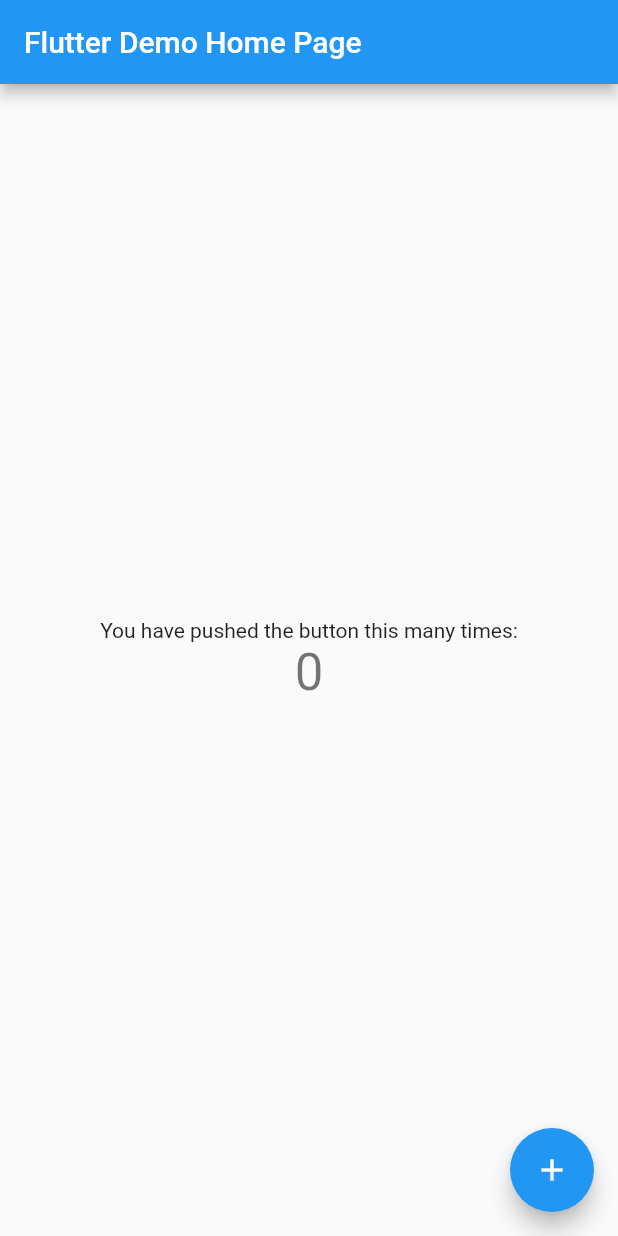
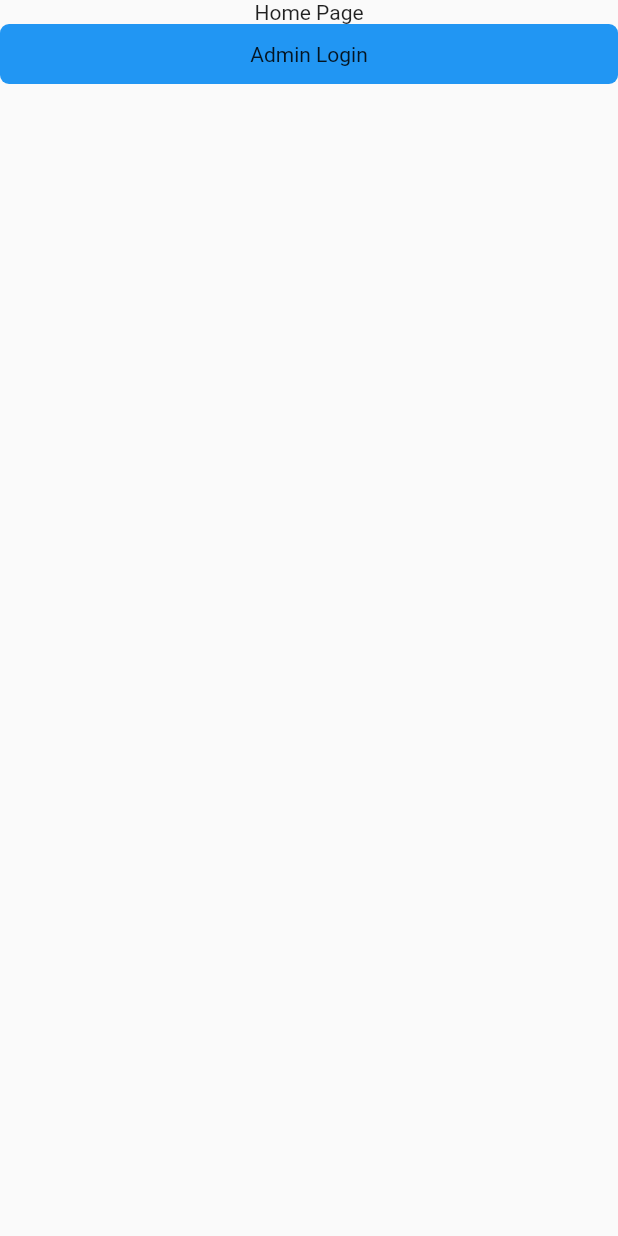
Before and after one commit to sangharshapaudel42/mount_princess_hotel, a Flutter app: the screen it shows after launch, on a phone screen of 412 x 824 dp. Run offline on Flutter 3.47's test engine with Material 2 defaults, Android fonts, the phone set to English and light mode, and no system bars; our stand-ins replace firebase_auth, firebase_core, flutter_svg, google_fonts, image_picker; accounts and stored records are empty.

Commit message:
Admin Login Backend done

```diff
--- a/mount_princess_hotel/lib/main.dart
+++ b/mount_princess_hotel/lib/main.dart
@@ -1,6 +1,11 @@
+import 'package:firebase_auth/firebase_auth.dart';
 import 'package:firebase_core/firebase_core.dart';
 import 'package:flutter/foundation.dart';
 import 'package:flutter/material.dart';
+
+import 'package:mount_princess_hotel/utils/colors.dart';
+import 'package:mount_princess_hotel/screens/login_screen.dart';
+import 'package:mount_princess_hotel/screens/home_screen.dart';
 
 void main() async {
   // initilize firebase in our app
@@ -30,105 +35,37 @@
   @override
   Widget build(BuildContext context) {
     return MaterialApp(
-      title: 'Flutter Demo',
-      theme: ThemeData(
-        // This is the theme of your application.
-        //
-        // Try running your application with "flutter run". You'll see the
-        // application has a blue toolbar. Then, without quitting the app, try
-        // changing the primarySwatch below to Colors.green and then invoke
-        // "hot reload" (press "r" in the console where you ran "flutter run",
-        // or simply save your changes to "hot reload" in a Flutter IDE).
-        // Notice that the counter didn't reset back to zero; the application
-        // is not restarted.
-        primarySwatch: Colors.blue,
+      debugShowCheckedModeBanner: false,
+      title: 'Mount Princess Hotel',
+      // theme: ThemeData(fontFamily: 'Roboto'),
+      // theme: ThemeData.dark().copyWith(
+      //   scaffoldBackgroundColor: backgroundColor,
+      // ),
+      home: StreamBuilder(
+        stream: FirebaseAuth.instance.authStateChanges(),
+        builder: (context, snapshot) {
+          if (snapshot.connectionState == ConnectionState.active) {
+            // Checking if the snapshot has any data or not
+            if (snapshot.hasData) {
+              // if snapshot has data which means user is logged in then we go to 'adminHomePage'
+
+            } else if (snapshot.hasError) {
+              return Center(
+                child: Text('${snapshot.error}'),
+              );
+            }
+          }
+          // means connection to future hasnt been made yet
+          if (snapshot.connectionState == ConnectionState.waiting) {
+            return const Center(
+              child: CircularProgressIndicator(),
+            );
+          }
+
+          // if the connection hasnot been made (i.e. non-login)
+          return const HomePage();
+        },
       ),
-      home: const MyHomePage(title: 'Flutter Demo Home Page'),
     );
   }
 }
-
-class MyHomePage extends StatefulWidget {
-  const MyHomePage({Key? key, required this.title}) : super(key: key);
-
-  // This widget is the home page of your application. It is stateful, meaning
-  // that it has a State object (defined below) that contains fields that affect
-  // how it looks.
-
-  // This class is the configuration for the state. It holds the values (in this
-  // case the title) provided by the parent (in this case the App widget) and
-  // used by the build method of the State. Fields in a Widget subclass are
-  // always marked "final".
-
-  final String title;
-
-  @override
-  State<MyHomePage> createState() => _MyHomePageState();
-}
-
-class _MyHomePageState extends State<MyHomePage> {
-  int _counter = 0;
-
-  void _incrementCounter() {
-    setState(() {
-      // This call to setState tells the Flutter framework that something has
-      // changed in this State, which causes it to rerun the build method below
-      // so that the display can reflect the updated values. If we changed
-      // _counter without calling setState(), then the build method would not be
-      // called again, and so nothing would appear to happen.
-      _counter = _counter + 11;
-    });
-  }
-
-  @override
-  Widget build(BuildContext context) {
-    // This method is rerun every time setState is called, for instance as done
-    // by the _incrementCounter method above.
-    //
-    // The Flutter framework has been optimized to make rerunning build methods
-    // fast, so that you can just rebuild anything that needs updating rather
-    // than having to individually change instances of widgets.
-    return Scaffold(
-      appBar: AppBar(
-        // Here we take the value from the MyHomePage object that was created by
-        // the App.build method, and use it to set our appbar title.
-        title: Text(widget.title),
-      ),
-      body: Center(
-        // Center is a layout widget. It takes a single child and positions it
-        // in the middle of the parent.
-        child: Column(
-          // Column is also a layout widget. It takes a list of children and
-          // arranges them vertically. By default, it sizes itself to fit its
-          // children horizontally, and tries to be as tall as its parent.
-          //
-          // Invoke "debug painting" (press "p" in the console, choose the
-          // "Toggle Debug Paint" action from the Flutter Inspector in Android
-          // Studio, or the "Toggle Debug Paint" command in Visual Studio Code)
-          // to see the wireframe for each widget.
-          //
-          // Column has various properties to control how it sizes itself and
-          // how it positions its children. Here we use mainAxisAlignment to
-          // center the children vertically; the main axis here is the vertical
-          // axis because Columns are vertical (the cross axis would be
-          // horizontal).
-          mainAxisAlignment: MainAxisAlignment.center,
-          children: <Widget>[
-            const Text(
-              'You have pushed the button this many times:',
-            ),
-            Text(
-              '$_counter',
-              style: Theme.of(context).textTheme.headline4,
-            ),
-          ],
-        ),
-      ),
-      floatingActionButton: FloatingActionButton(
-        onPressed: _incrementCounter,
-        tooltip: 'Increment',
-        child: const Icon(Icons.add),
-      ), // This trailing comma makes auto-formatting nicer for build methods.
-    );
-  }
-}
--- /dev/null
+++ b/mount_princess_hotel/lib/screens/home_screen.dart
@@ -0,0 +1,49 @@
+import 'package:flutter/material.dart';
+import 'package:mount_princess_hotel/resources/auth_method.dart';
+import 'package:mount_princess_hotel/screens/login_screen.dart';
+
+class HomePage extends StatefulWidget {
+  const HomePage({Key? key}) : super(key: key);
+
+  @override
+  _HomePageState createState() => _HomePageState();
+}
+
+class _HomePageState extends State<HomePage> {
+  @override
+  Widget build(BuildContext context) {
+    return Scaffold(
+      body: SafeArea(
+        child: Container(
+          child: Column(
+            crossAxisAlignment: CrossAxisAlignment.center,
+            children: [
+              const Text("Home Page"),
+              InkWell(
+                onTap: () {
+                  Navigator.of(context).pushReplacement(
+                    MaterialPageRoute(
+                      builder: (context) => const Login(),
+                    ),
+                  );
+                },
+                child: Container(
+                  child: const Text('Admin Login'),
+                  width: double.infinity,
+                  alignment: Alignment.center,
+                  padding: const EdgeInsets.symmetric(vertical: 12),
+                  decoration: const ShapeDecoration(
+                    shape: RoundedRectangleBorder(
+                      borderRadius: BorderRadius.all(Radius.circular(6)),
+                    ),
+                    color: Colors.blue,
+                  ),
+                ),
+              ),
+            ],
+          ),
+        ),
+      ),
+    );
+  }
+}
--- /dev/null
+++ b/mount_princess_hotel/lib/utils/colors.dart
@@ -0,0 +1,5 @@
+import 'package:flutter/material.dart';
+
+const backgroundColor = Color(0xff003580);
+// 003580
+const buttonBlueColor = Color(0xff024DB8);
```
Also changed, not shown: mount_princess_hotel/lib/resources/auth_method.dart (added, +48 -0 lines), mount_princess_hotel/lib/screens/admin/admin_home_page.dart (added, +51 -0 lines), mount_princess_hotel/lib/screens/login_screen.dart (added, +153 -0 lines), mount_princess_hotel/lib/utils/utils.dart (added, +16 -0 lines), mount_princess_hotel/lib/widgets/text_field_input.dart (added, +39 -0 lines), mount_princess_hotel/pubspec.yaml (+15 -7 lines), mount_princess_hotel/assets/fonts/Roboto-BlackItalic.ttf (added), mount_princess_hotel/assets/fonts/Roboto-Light.ttf (added), mount_princess_hotel/assets/fonts/Roboto-Regular.ttf (added), mount_princess_hotel/assets/images/logo.svg (added), mount_princess_hotel/assets/images/photo_2022-01-16_21-32-00.jpg (added), mount_princess_hotel/pubspec.lock.
